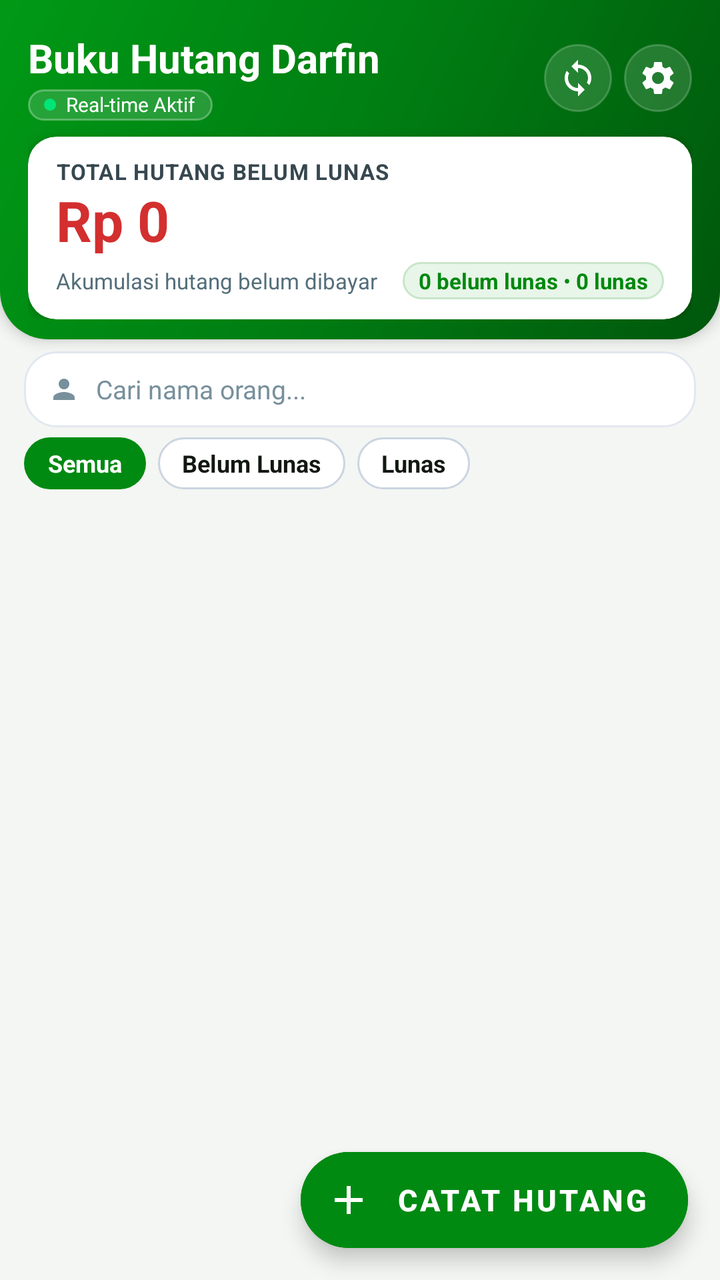
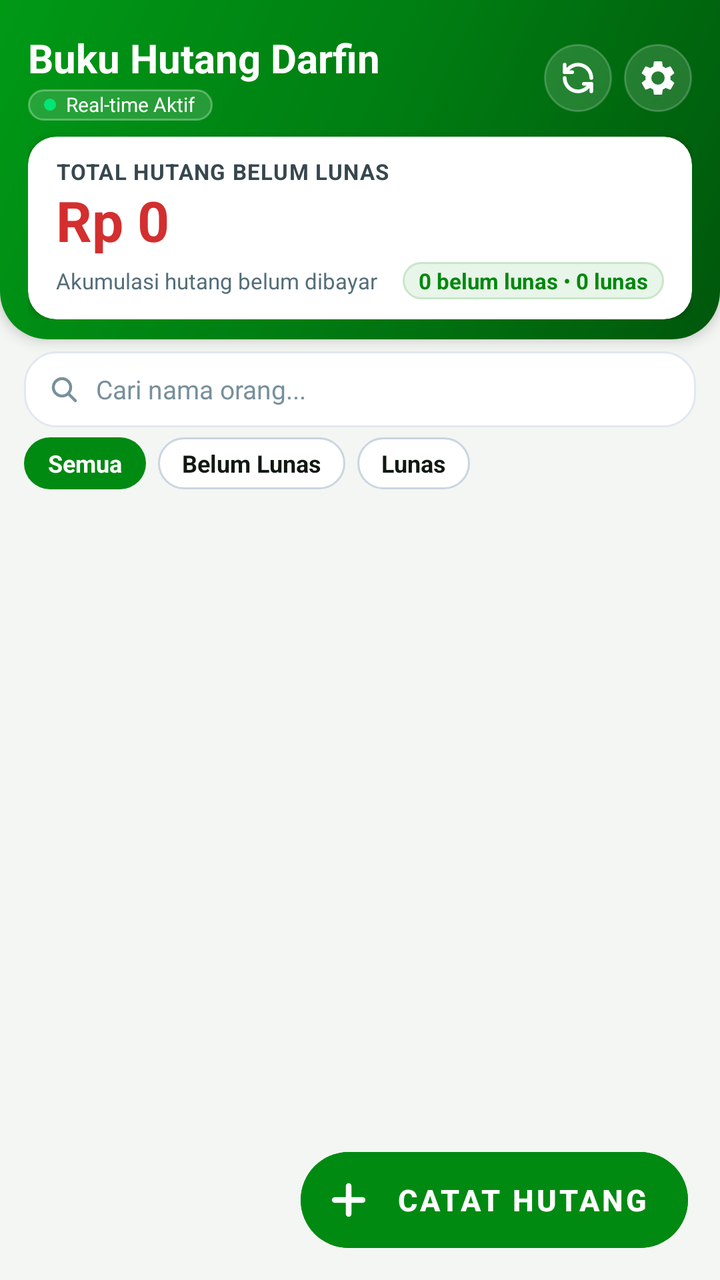

Screens rendered from an Android XML layout before and after an edit, with the pre-edit source and the edit as a unified diff.
<!-- AndroidManifest.xml: application theme Theme.BukuHutangDarfin -->
<!-- res/layout/activity_main.xml -->
<?xml version="1.0" encoding="utf-8"?>
<androidx.coordinatorlayout.widget.CoordinatorLayout xmlns:android="http://schemas.android.com/apk/res/android"
    xmlns:app="http://schemas.android.com/apk/res-auto"
    android:layout_width="match_parent"
    android:layout_height="match_parent"
    android:background="@color/background_light">

    <LinearLayout
        android:layout_width="match_parent"
        android:layout_height="match_parent"
        android:orientation="vertical">

        
        <LinearLayout
            android:layout_width="match_parent"
            android:layout_height="wrap_content"
            android:background="@drawable/bg_banner_gradient"
            android:elevation="4dp"
            android:orientation="vertical"
            android:paddingStart="14dp"
            android:paddingTop="18dp"
            android:paddingEnd="14dp"
            android:paddingBottom="10dp">

            
            <LinearLayout
                android:layout_width="match_parent"
                android:layout_height="wrap_content"
                android:gravity="center_vertical"
                android:orientation="horizontal">

                
                <LinearLayout
                    android:layout_width="0dp"
                    android:layout_height="wrap_content"
                    android:layout_weight="1"
                    android:orientation="vertical">

                    <TextView
                        android:layout_width="wrap_content"
                        android:layout_height="wrap_content"
                        android:ellipsize="end"
                        android:includeFontPadding="false"
                        android:maxLines="1"
                        android:singleLine="true"
                        android:text="@string/header_title"
                        android:textColor="@color/white"
                        android:textSize="20sp"
                        android:textStyle="bold" />

                    
                    <LinearLayout
                        android:id="@+id/layoutSyncStatus"
                        android:layout_width="wrap_content"
                        android:layout_height="wrap_content"
                        android:layout_marginTop="3dp"
                        android:background="@drawable/bg_badge_sync_compact"
                        android:gravity="center_vertical"
                        android:orientation="horizontal"
                        android:paddingStart="8dp"
                        android:paddingTop="2dp"
                        android:paddingEnd="9dp"
                        android:paddingBottom="2dp">

                        <View
                            android:id="@+id/dotSync"
                            android:layout_width="6dp"
                            android:layout_height="6dp"
                            android:background="@drawable/bg_dot_green" />

                        <TextView
                            android:id="@+id/tvSyncStatus"
                            android:layout_width="wrap_content"
                            android:layout_height="wrap_content"
                            android:layout_marginStart="5dp"
                            android:includeFontPadding="false"
                            android:maxLines="1"
                            android:singleLine="true"
                            android:text="@string/sync_online"
                            android:textColor="@color/white"
                            android:textSize="10sp" />
                    </LinearLayout>
                </LinearLayout>

                
                <LinearLayout
                    android:layout_width="wrap_content"
                    android:layout_height="wrap_content"
                    android:gravity="center_vertical"
                    android:orientation="horizontal">

                    
                    <ImageView
                        android:id="@+id/btnRefreshSync"
                        android:layout_width="34dp"
                        android:layout_height="34dp"
                        android:background="@drawable/bg_icon_button_translucent"
                        android:contentDescription="Refresh Sync"
                        android:padding="7dp"
                        android:src="@drawable/ic_sync"
                        app:tint="@color/white" />

                    
                    <ImageView
                        android:id="@+id/btnCloudSettings"
                        android:layout_width="34dp"
                        android:layout_height="34dp"
                        android:layout_marginStart="6dp"
                        android:background="@drawable/bg_icon_button_translucent"
                        android:contentDescription="Cloud Settings"
                        android:padding="7dp"
                        android:src="@drawable/ic_settings"
                        app:tint="@color/white" />
                </LinearLayout>
            </LinearLayout>

            
            <androidx.cardview.widget.CardView
                android:layout_width="match_parent"
                android:layout_height="wrap_content"
                android:layout_marginTop="8dp"
                app:cardBackgroundColor="@color/white"
                app:cardCornerRadius="14dp"
                app:cardElevation="3dp">

                <LinearLayout
                    android:layout_width="match_parent"
                    android:layout_height="wrap_content"
                    android:orientation="vertical"
                    android:paddingStart="14dp"
                    android:paddingTop="10dp"
                    android:paddingEnd="14dp"
                    android:paddingBottom="10dp">

                    
                    <TextView
                        android:layout_width="match_parent"
                        android:layout_height="wrap_content"
                        android:letterSpacing="0.04"
                        android:singleLine="true"
                        android:text="@string/grand_total_label"
                        android:textColor="@color/text_secondary"
                        android:textSize="11sp"
                        android:textStyle="bold" />

                    
                    <TextView
                        android:id="@+id/tvGrandTotal"
                        android:layout_width="match_parent"
                        android:layout_height="wrap_content"
                        android:layout_marginTop="2dp"
                        android:includeFontPadding="false"
                        android:maxLines="1"
                        android:singleLine="true"
                        android:text="Rp 0"
                        android:textColor="@color/debt_red"
                        android:textSize="28sp"
                        android:textStyle="bold" />

                    
                    <LinearLayout
                        android:layout_width="match_parent"
                        android:layout_height="wrap_content"
                        android:layout_marginTop="3dp"
                        android:gravity="center_vertical"
                        android:orientation="horizontal">

                        <TextView
                            android:layout_width="0dp"
                            android:layout_height="wrap_content"
                            android:layout_weight="1"
                            android:singleLine="true"
                            android:text="@string/grand_total_sub"
                            android:textColor="@color/text_muted"
                            android:textSize="11sp" />

                        
                        <LinearLayout
                            android:layout_width="wrap_content"
                            android:layout_height="wrap_content"
                            android:background="@drawable/bg_badge_paid"
                            android:gravity="center_vertical"
                            android:paddingStart="8dp"
                            android:paddingTop="2dp"
                            android:paddingEnd="8dp"
                            android:paddingBottom="2dp">

                            <TextView
                                android:id="@+id/tvDebtorCount"
                                android:layout_width="wrap_content"
                                android:layout_height="wrap_content"
                                android:singleLine="true"
                                android:text="0 belum lunas"
                                android:textColor="@color/paid_green"
                                android:textSize="11sp"
                                android:textStyle="bold" />

                            <TextView
                                android:id="@+id/tvCounterSeparator"
                                android:layout_width="wrap_content"
                                android:layout_height="wrap_content"
                                android:text=" • "
                                android:textColor="@color/paid_green"
                                android:textSize="11sp" />

                            <TextView
                                android:id="@+id/tvSettledCount"
                                android:layout_width="wrap_content"
                                android:layout_height="wrap_content"
                                android:singleLine="true"
                                android:text="0 lunas"
                                android:textColor="@color/paid_green"
                                android:textSize="11sp"
                                android:textStyle="bold" />
                        </LinearLayout>
                    </LinearLayout>
                </LinearLayout>
            </androidx.cardview.widget.CardView>
        </LinearLayout>

        
        <LinearLayout
            android:layout_width="match_parent"
            android:layout_height="38dp"
            android:layout_marginStart="12dp"
            android:layout_marginTop="6dp"
            android:layout_marginEnd="12dp"
            android:background="@drawable/bg_card_elevated"
            android:gravity="center_vertical"
            android:orientation="horizontal"
            android:paddingStart="12dp"
            android:paddingEnd="12dp">

            <ImageView
                android:layout_width="16dp"
                android:layout_height="16dp"
                android:contentDescription="Search"
                android:src="@drawable/ic_person"
                app:tint="@color/text_hint" />

            <EditText
                android:id="@+id/etSearch"
                android:layout_width="match_parent"
                android:layout_height="match_parent"
                android:layout_marginStart="8dp"
                android:background="@android:color/transparent"
                android:hint="@string/search_hint"
                android:imeOptions="actionSearch"
                android:inputType="text"
                android:textColor="@color/text_primary"
                android:textColorHint="@color/text_hint"
                android:textSize="13sp" />
        </LinearLayout>

        
        <HorizontalScrollView
            android:layout_width="match_parent"
            android:layout_height="wrap_content"
            android:layout_marginTop="5dp"
            android:clipToPadding="false"
            android:paddingStart="12dp"
            android:paddingEnd="12dp"
            android:scrollbars="none">

            <LinearLayout
                android:layout_width="wrap_content"
                android:layout_height="wrap_content"
                android:orientation="horizontal">

                <TextView
                    android:id="@+id/btnFilterAll"
                    android:layout_width="wrap_content"
                    android:layout_height="26dp"
                    android:background="@drawable/bg_chip_selected"
                    android:gravity="center"
                    android:paddingStart="12dp"
                    android:paddingEnd="12dp"
                    android:text="Semua"
                    android:textColor="@color/white"
                    android:textSize="12sp"
                    android:textStyle="bold" />

                <TextView
                    android:id="@+id/btnFilterUnpaid"
                    android:layout_width="wrap_content"
                    android:layout_height="26dp"
                    android:layout_marginStart="6dp"
                    android:background="@drawable/bg_chip_unselected"
                    android:gravity="center"
                    android:paddingStart="12dp"
                    android:paddingEnd="12dp"
                    android:text="Belum Lunas"
                    android:textColor="@color/text_primary"
                    android:textSize="12sp"
                    android:textStyle="bold" />

                <TextView
                    android:id="@+id/btnFilterPaid"
                    android:layout_width="wrap_content"
                    android:layout_height="26dp"
                    android:layout_marginStart="6dp"
                    android:background="@drawable/bg_chip_unselected"
                    android:gravity="center"
                    android:paddingStart="12dp"
                    android:paddingEnd="12dp"
                    android:text="Lunas"
                    android:textColor="@color/text_primary"
                    android:textSize="12sp"
                    android:textStyle="bold" />
            </LinearLayout>
        </HorizontalScrollView>

        
        <FrameLayout
            android:layout_width="match_parent"
            android:layout_height="0dp"
            android:layout_weight="1"
            android:paddingStart="8dp"
            android:paddingTop="3dp"
            android:paddingEnd="8dp">

            <androidx.recyclerview.widget.RecyclerView
                android:id="@+id/rvDebtors"
                android:layout_width="match_parent"
                android:layout_height="match_parent"
                android:clipToPadding="false"
                android:paddingBottom="90dp" />

            <LinearLayout
                android:id="@+id/tvEmptyState"
                android:layout_width="match_parent"
                android:layout_height="wrap_content"
                android:layout_gravity="center"
                android:layout_marginBottom="60dp"
                android:gravity="center"
                android:orientation="vertical"
                android:padding="24dp"
                android:visibility="gone">

                <TextView
                    android:layout_width="wrap_content"
                    android:layout_height="wrap_content"
                    android:text="📖"
                    android:textSize="44sp" />

                <TextView
                    android:layout_width="wrap_content"
                    android:layout_height="wrap_content"
                    android:layout_marginTop="12dp"
                    android:gravity="center"
                    android:text="@string/empty_debts_title"
                    android:textColor="@color/text_primary"
                    android:textSize="16sp"
                    android:textStyle="bold" />

                <TextView
                    android:layout_width="wrap_content"
                    android:layout_height="wrap_content"
                    android:layout_marginTop="6dp"
                    android:gravity="center"
                    android:lineSpacingExtra="3dp"
                    android:text="@string/empty_debts_desc"
                    android:textColor="@color/text_secondary"
                    android:textSize="13sp" />
            </LinearLayout>
        </FrameLayout>
    </LinearLayout>

    
    <com.google.android.material.floatingactionbutton.ExtendedFloatingActionButton
        android:id="@+id/fabAdd"
        android:layout_width="wrap_content"
        android:layout_height="wrap_content"
        android:layout_gravity="bottom|end"
        android:layout_margin="16dp"
        android:backgroundTint="@color/primary"
        android:text="@string/add_debt_button"
        android:textColor="@color/white"
        android:textSize="15sp"
        android:textStyle="bold"
        app:elevation="6dp"
        app:icon="@drawable/ic_add"
        app:iconTint="@color/white" />

</androidx.coordinatorlayout.widget.CoordinatorLayout>
<!-- resources referenced by this layout -->
<resources>
  <color name="debt_red">#D32F2F</color>
  <color name="paid_green">#00880E</color>
  <color name="primary">#008A12</color>
  <color name="text_hint">#78909C</color>
  <color name="text_muted">#546E7A</color>
  <color name="text_primary">#111811</color>
  <color name="text_secondary">#37474F</color>
  <color name="white">#FFFFFF</color>
  <!-- drawable ic_add (drawable) -->
  <vector xmlns:android="http://schemas.android.com/apk/res/android"
      android:width="24dp"
      android:height="24dp"
      android:viewportWidth="24"
      android:viewportHeight="24">
      <path
          android:fillColor="@color/white"
          android:pathData="M19,13h-6v6h-2v-6H5v-2h6V5h2v6h6v2z"/>
  </vector>
  <!-- drawable ic_person (drawable) -->
  <vector xmlns:android="http://schemas.android.com/apk/res/android"
      android:width="24dp"
      android:height="24dp"
      android:viewportWidth="24"
      android:viewportHeight="24">
      <path
          android:fillColor="@color/primary"
          android:pathData="M12,12c2.21,0 4,-1.79 4,-4s-1.79,-4 -4,-4 -4,1.79 -4,4 1.79,4 4,4zM12,14c-2.67,0 -8,1.34 -8,4v2h16v-2c0,-2.66 -5.33,-4 -8,-4z"/>
  </vector>
  <!-- drawable ic_settings (drawable) -->
  <vector xmlns:android="http://schemas.android.com/apk/res/android"
      android:width="24dp"
      android:height="24dp"
      android:viewportWidth="24"
      android:viewportHeight="24">
    <path
        android:fillColor="#FFFFFFFF"
        android:pathData="M19.14,12.94c0.04,-0.3 0.06,-0.61 0.06,-0.94 0,-0.32 -0.02,-0.64 -0.07,-0.94l2.03,-1.58c0.18,-0.14 0.23,-0.41 0.12,-0.61l-1.92,-3.32c-0.12,-0.22 -0.37,-0.29 -0.59,-0.22l-2.39,0.96c-0.5,-0.38 -1.03,-0.7 -1.62,-0.94l-0.36,-2.54c-0.04,-0.24 -0.24,-0.41 -0.48,-0.41h-3.84c-0.24,0 -0.43,0.17 -0.47,0.41l-0.36,2.54c-0.59,0.24 -1.13,0.56 -1.62,0.94l-2.39,-0.96c-0.22,-0.08 -0.47,0 -0.59,0.22L2.74,8.87c-0.12,0.21 -0.08,0.47 0.12,0.61l2.03,1.58c-0.05,0.3 -0.09,0.63 -0.09,0.94s0.02,0.64 0.07,0.94l-2.03,1.58c-0.18,0.14 -0.23,0.41 -0.12,0.61l1.92,3.32c0.12,0.22 0.37,0.29 0.59,0.22l2.39,-0.96c0.5,0.38 1.03,0.7 1.62,0.94l0.36,2.54c0.05,0.24 0.24,0.41 0.48,0.41h3.84c0.24,0 0.44,-0.17 0.47,-0.41l0.36,-2.54c0.59,-0.24 1.13,-0.56 1.62,-0.94l2.39,0.96c0.22,0.08 0.47,0 0.59,-0.22l1.92,-3.32c0.12,-0.22 0.07,-0.47 -0.12,-0.61l-2.01,-1.58zM12,15.6c-1.98,0 -3.6,-1.62 -3.6,-3.6s1.62,-3.6 3.6,-3.6 3.6,1.62 3.6,3.6 -1.62,3.6 -3.6,3.6z"/>
  </vector>
  <!-- drawable ic_sync (drawable) -->
  <vector xmlns:android="http://schemas.android.com/apk/res/android"
      android:width="24dp"
      android:height="24dp"
      android:viewportWidth="24"
      android:viewportHeight="24">
    <path
        android:fillColor="#FFFFFFFF"
        android:pathData="M12,4V1L8,5l4,4V6c3.31,0 6,2.69 6,6 0,1.01 -0.25,1.97 -0.7,2.8l1.46,1.46C19.54,15.03 20,13.57 20,12c0,-4.42 -3.58,-8 -8,-8zm0,14c-3.31,0 -6,-2.69 -6,-6 0,-1.01 0.25,-1.97 0.7,-2.8L5.24,7.74C4.46,8.97 4,10.43 4,12c0,4.42 3.58,8 8,8v3l4,-4 -4,-4v3z"/>
  </vector>
  <color name="card_surface">#FFFFFF</color>
  <color name="primary_dark">#005F0D</color>
  <color name="accent">#00C417</color>
  <!-- unchanged entries left out for length: 19 -->
</resources>

<!-- the commit's change to res/layout/activity_main.xml (unified diff, before → after) -->
@@ -95,9 +95,12 @@
                         android:layout_width="34dp"
                         android:layout_height="34dp"
                         android:background="@drawable/bg_icon_button_translucent"
+                        android:clickable="true"
                         android:contentDescription="Refresh Sync"
+                        android:focusable="true"
                         android:padding="7dp"
                         android:src="@drawable/ic_sync"
+                        android:stateListAnimator="@animator/press_scale"
                         app:tint="@color/white" />
 
                     
@@ -107,9 +110,12 @@
                         android:layout_height="34dp"
                         android:layout_marginStart="6dp"
                         android:background="@drawable/bg_icon_button_translucent"
+                        android:clickable="true"
                         android:contentDescription="Cloud Settings"
+                        android:focusable="true"
                         android:padding="7dp"
                         android:src="@drawable/ic_settings"
+                        android:stateListAnimator="@animator/press_scale"
                         app:tint="@color/white" />
                 </LinearLayout>
             </LinearLayout>
@@ -235,7 +241,7 @@
                 android:layout_width="16dp"
                 android:layout_height="16dp"
                 android:contentDescription="Search"
-                android:src="@drawable/ic_person"
+                android:src="@drawable/ic_search"
                 app:tint="@color/text_hint" />
 
             <EditText
@@ -272,9 +278,12 @@
                     android:layout_width="wrap_content"
                     android:layout_height="26dp"
                     android:background="@drawable/bg_chip_selected"
+                    android:clickable="true"
+                    android:focusable="true"
                     android:gravity="center"
                     android:paddingStart="12dp"
                     android:paddingEnd="12dp"
+                    android:stateListAnimator="@animator/press_scale"
                     android:text="Semua"
                     android:textColor="@color/white"
                     android:textSize="12sp"
@@ -286,9 +295,12 @@
                     android:layout_height="26dp"
                     android:layout_marginStart="6dp"
                     android:background="@drawable/bg_chip_unselected"
+                    android:clickable="true"
+                    android:focusable="true"
                     android:gravity="center"
                     android:paddingStart="12dp"
                     android:paddingEnd="12dp"
+                    android:stateListAnimator="@animator/press_scale"
                     android:text="Belum Lunas"
                     android:textColor="@color/text_primary"
                     android:textSize="12sp"
@@ -300,9 +312,12 @@
                     android:layout_height="26dp"
                     android:layout_marginStart="6dp"
                     android:background="@drawable/bg_chip_unselected"
+                    android:clickable="true"
+                    android:focusable="true"
                     android:gravity="center"
                     android:paddingStart="12dp"
                     android:paddingEnd="12dp"
+                    android:stateListAnimator="@animator/press_scale"
                     android:text="Lunas"
                     android:textColor="@color/text_primary"
                     android:textSize="12sp"
@@ -324,6 +339,7 @@
                 android:layout_width="match_parent"
                 android:layout_height="match_parent"
                 android:clipToPadding="false"
+                android:layoutAnimation="@anim/layout_cascade_controller"
                 android:paddingBottom="90dp" />
 
             <LinearLayout
@@ -374,6 +390,7 @@
         android:layout_gravity="bottom|end"
         android:layout_margin="16dp"
         android:backgroundTint="@color/primary"
+        android:stateListAnimator="@animator/press_scale"
         android:text="@string/add_debt_button"
         android:textColor="@color/white"
         android:textSize="15sp"
<!-- resource entries referenced after the edit -->
@@ -9,44 +9,82 @@
   <color name="text_secondary">#37474F</color>
   <color name="white">#FFFFFF</color>
   <!-- drawable ic_add (drawable) -->
+  <?xml version="1.0" encoding="utf-8"?>
   <vector xmlns:android="http://schemas.android.com/apk/res/android"
       android:width="24dp"
       android:height="24dp"
       android:viewportWidth="24"
       android:viewportHeight="24">
       <path
-          android:fillColor="@color/white"
-          android:pathData="M19,13h-6v6h-2v-6H5v-2h6V5h2v6h6v2z"/>
+          android:strokeColor="@color/white"
+          android:strokeWidth="2.8"
+          android:strokeLineCap="round"
+          android:strokeLineJoin="round"
+          android:pathData="M12,5V19M5,12H19" />
   </vector>
-  <!-- drawable ic_person (drawable) -->
+  <!-- drawable ic_search (drawable) -->
+  <?xml version="1.0" encoding="utf-8"?>
   <vector xmlns:android="http://schemas.android.com/apk/res/android"
       android:width="24dp"
       android:height="24dp"
       android:viewportWidth="24"
       android:viewportHeight="24">
       <path
-          android:fillColor="@color/primary"
-          android:pathData="M12,12c2.21,0 4,-1.79 4,-4s-1.79,-4 -4,-4 -4,1.79 -4,4 1.79,4 4,4zM12,14c-2.67,0 -8,1.34 -8,4v2h16v-2c0,-2.66 -5.33,-4 -8,-4z"/>
+          android:fillColor="#00000000"
+          android:strokeColor="@color/text_hint"
+          android:strokeWidth="2.2"
+          android:strokeLineCap="round"
+          android:strokeLineJoin="round"
+          android:pathData="M10.5,17A6.5,6.5 0,1,0 10.5,4a6.5,6.5 0,0,0 0,13zM15.5,15.5L20.5,20.5" />
   </vector>
   <!-- drawable ic_settings (drawable) -->
+  <?xml version="1.0" encoding="utf-8"?>
   <vector xmlns:android="http://schemas.android.com/apk/res/android"
       android:width="24dp"
       android:height="24dp"
       android:viewportWidth="24"
       android:viewportHeight="24">
-    <path
-        android:fillColor="#FFFFFFFF"
-        android:pathData="M19.14,12.94c0.04,-0.3 0.06,-0.61 0.06,-0.94 0,-0.32 -0.02,-0.64 -0.07,-0.94l2.03,-1.58c0.18,-0.14 0.23,-0.41 0.12,-0.61l-1.92,-3.32c-0.12,-0.22 -0.37,-0.29 -0.59,-0.22l-2.39,0.96c-0.5,-0.38 -1.03,-0.7 -1.62,-0.94l-0.36,-2.54c-0.04,-0.24 -0.24,-0.41 -0.48,-0.41h-3.84c-0.24,0 -0.43,0.17 -0.47,0.41l-0.36,2.54c-0.59,0.24 -1.13,0.56 -1.62,0.94l-2.39,-0.96c-0.22,-0.08 -0.47,0 -0.59,0.22L2.74,8.87c-0.12,0.21 -0.08,0.47 0.12,0.61l2.03,1.58c-0.05,0.3 -0.09,0.63 -0.09,0.94s0.02,0.64 0.07,0.94l-2.03,1.58c-0.18,0.14 -0.23,0.41 -0.12,0.61l1.92,3.32c0.12,0.22 0.37,0.29 0.59,0.22l2.39,-0.96c0.5,0.38 1.03,0.7 1.62,0.94l0.36,2.54c0.05,0.24 0.24,0.41 0.48,0.41h3.84c0.24,0 0.44,-0.17 0.47,-0.41l0.36,-2.54c0.59,-0.24 1.13,-0.56 1.62,-0.94l2.39,0.96c0.22,0.08 0.47,0 0.59,-0.22l1.92,-3.32c0.12,-0.22 0.07,-0.47 -0.12,-0.61l-2.01,-1.58zM12,15.6c-1.98,0 -3.6,-1.62 -3.6,-3.6s1.62,-3.6 3.6,-3.6 3.6,1.62 3.6,3.6 -1.62,3.6 -3.6,3.6z"/>
+      <path
+          android:fillColor="#FFFFFFFF"
+          android:pathData="M19.43,12.98c0.04,-0.32 0.07,-0.65 0.07,-0.98s-0.03,-0.66 -0.07,-0.98l2.11,-1.65c0.19,-0.15 0.24,-0.42 0.12,-0.64l-2,-3.46c-0.12,-0.22 -0.39,-0.3 -0.61,-0.22l-2.49,1c-0.52,-0.4 -1.08,-0.73 -1.69,-0.98l-0.38,-2.65C14.45,2.18 14.25,2 14,2h-4c-0.25,0 -0.45,0.18 -0.49,0.42l-0.38,2.65c-0.61,0.25 -1.17,0.59 -1.69,0.98l-2.49,-1c-0.23,-0.09 -0.49,0 -0.61,0.22l-2,3.46c-0.13,0.22 -0.07,0.49 0.12,0.64l2.11,1.65c-0.04,0.32 -0.07,0.65 -0.07,0.98s0.03,0.66 0.07,0.98l-2.11,1.65c-0.19,0.15 -0.25,0.42 -0.12,0.64l2,3.46c0.12,0.22 0.39,0.3 0.61,0.22l2.49,-1c0.52,0.4 1.08,0.73 1.69,0.98l0.38,2.65c0.03,0.24 0.24,0.42 0.49,0.42h4c0.25,0 0.45,-0.18 0.49,-0.42l0.38,-2.65c0.61,-0.25 1.17,-0.59 1.69,-0.98l2.49,1c0.23,0.09 0.49,0 0.61,-0.22l2,-3.46c0.12,-0.22 0.07,-0.49 -0.12,-0.64l-2.11,-1.65zM12,16a4,4 0,1,1 0,-8 4,4 0,0,1 0,8z" />
   </vector>
   <!-- drawable ic_sync (drawable) -->
+  <?xml version="1.0" encoding="utf-8"?>
   <vector xmlns:android="http://schemas.android.com/apk/res/android"
       android:width="24dp"
       android:height="24dp"
       android:viewportWidth="24"
       android:viewportHeight="24">
-    <path
-        android:fillColor="#FFFFFFFF"
-        android:pathData="M12,4V1L8,5l4,4V6c3.31,0 6,2.69 6,6 0,1.01 -0.25,1.97 -0.7,2.8l1.46,1.46C19.54,15.03 20,13.57 20,12c0,-4.42 -3.58,-8 -8,-8zm0,14c-3.31,0 -6,-2.69 -6,-6 0,-1.01 0.25,-1.97 0.7,-2.8L5.24,7.74C4.46,8.97 4,10.43 4,12c0,4.42 3.58,8 8,8v3l4,-4 -4,-4v3z"/>
+      
+      <path
+          android:fillColor="#00000000"
+          android:pathData="M20,12A8,8 0,0,0 6.34,6.34L4,8.5"
+          android:strokeColor="#FFFFFFFF"
+          android:strokeLineCap="round"
+          android:strokeLineJoin="round"
+          android:strokeWidth="2.2" />
+      <path
+          android:fillColor="#00000000"
+          android:pathData="M4,4V8.5H8.5"
+          android:strokeColor="#FFFFFFFF"
+          android:strokeLineCap="round"
+          android:strokeLineJoin="round"
+          android:strokeWidth="2.2" />
+      
+      <path
+          android:fillColor="#00000000"
+          android:pathData="M4,12a8,8 0,0,0 13.66,5.66L20,15.5"
+          android:strokeColor="#FFFFFFFF"
+          android:strokeLineCap="round"
+          android:strokeLineJoin="round"
+          android:strokeWidth="2.2" />
+      <path
+          android:fillColor="#00000000"
+          android:pathData="M20,20V15.5H15.5"
+          android:strokeColor="#FFFFFFFF"
+          android:strokeLineCap="round"
+          android:strokeLineJoin="round"
+          android:strokeWidth="2.2" />
   </vector>
   <color name="card_surface">#FFFFFF</color>
   <color name="primary_dark">#005F0D</color>
